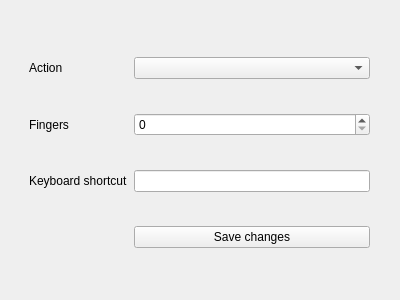
Above: edit_window.ui from OneAdder/libinput_gestures_qt before the change. Below: the same form after it.
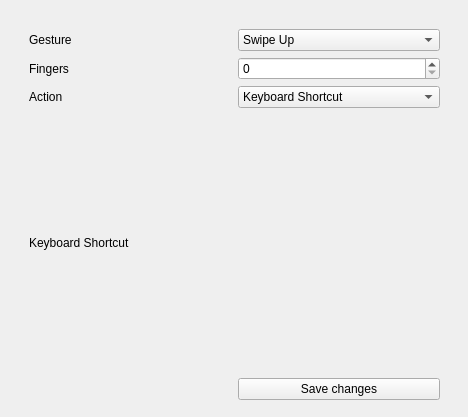
That is the form after the change.

What changed in the file:
```diff
--- a/edit_window.ui
+++ b/edit_window.ui
@@ -6,8 +6,8 @@
    <rect>
     <x>0</x>
     <y>0</y>
-    <width>400</width>
-    <height>300</height>
+    <width>468</width>
+    <height>417</height>
    </rect>
   </property>
   <property name="windowTitle">
@@ -18,8 +18,8 @@
     <rect>
      <x>29</x>
      <y>29</y>
-     <width>341</width>
-     <height>251</height>
+     <width>411</width>
+     <height>371</height>
     </rect>
    </property>
    <layout class="QGridLayout" name="gridLayout">
@@ -33,24 +33,12 @@
     <item row="1" column="1">
      <widget class="QLabel" name="actionLabel">
       <property name="text">
-       <string>Action</string>
-      </property>
-     </widget>
-    </item>
-    <item row="3" column="1">
-     <widget class="QLabel" name="keyboardLabel">
-      <property name="text">
-       <string>Keyboard shortcut</string>
+       <string>Gesture</string>
       </property>
      </widget>
     </item>
     <item row="1" column="2">
      <widget class="QComboBox" name="actionMenu">
-      <item>
-       <property name="text">
-        <string/>
-       </property>
-      </item>
       <item>
        <property name="text">
         <string>Swipe Up</string>
@@ -116,16 +104,41 @@
     <item row="2" column="2">
      <widget class="QSpinBox" name="fingersLine"/>
     </item>
-    <item row="3" column="2">
-     <widget class="QLineEdit" name="keyboardLine"/>
-    </item>
-    <item row="4" column="2">
+    <item row="5" column="2">
      <widget class="QPushButton" name="saveButton">
       <property name="text">
        <string>Save changes</string>
       </property>
      </widget>
     </item>
+    <item row="3" column="2">
+     <widget class="QComboBox" name="shortcut_command">
+      <item>
+       <property name="text">
+        <string>Keyboard Shortcut</string>
+       </property>
+      </item>
+      <item>
+       <property name="text">
+        <string>Command</string>
+       </property>
+      </item>
+     </widget>
+    </item>
+    <item row="3" column="1">
+     <widget class="QLabel" name="label">
+      <property name="text">
+       <string>Action</string>
+      </property>
+     </widget>
+    </item>
+    <item row="4" column="1">
+     <widget class="QLabel" name="actionType">
+      <property name="text">
+       <string>Keyboard Shortcut</string>
+      </property>
+     </widget>
+    </item>
    </layout>
   </widget>
  </widget>
```
